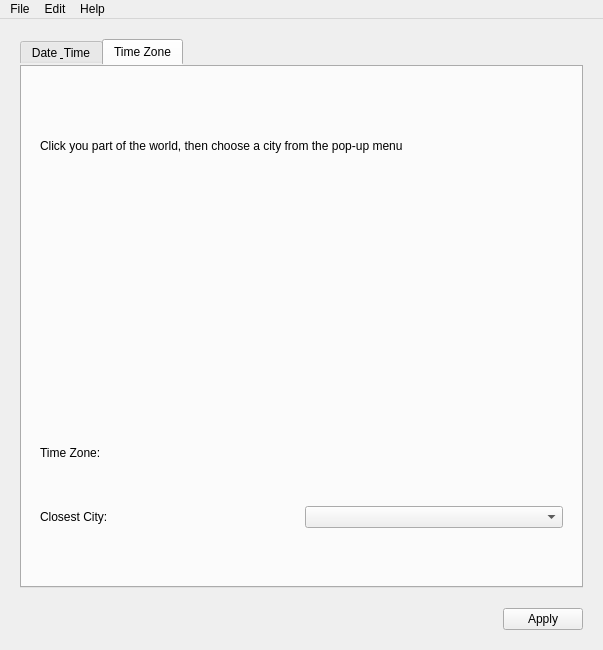
First picture: the form in Under Construction/Date and Time.app/Resources/date_and_time.ui, repository helloSystem/Utilities, before the edit.
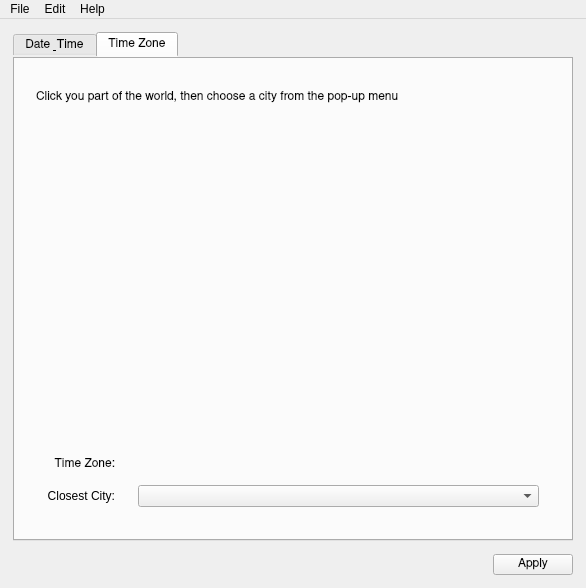
Second picture: the form after the edit. The open tabs and pages were chosen to show the change. Icons and pictures are not drawn. Custom widgets are drawn as their Qt base class.

Commit message: Get System Timezone

```diff
--- a/Under Construction/Date and Time.app/Resources/date_and_time.ui
+++ b/Under Construction/Date and Time.app/Resources/date_and_time.ui
@@ -6,8 +6,8 @@
    <rect>
     <x>0</x>
     <y>0</y>
-    <width>603</width>
-    <height>650</height>
+    <width>586</width>
+    <height>588</height>
    </rect>
   </property>
   <property name="windowTitle">
@@ -23,19 +23,24 @@
      <number>0</number>
     </property>
     <property name="leftMargin">
-     <number>20</number>
+     <number>13</number>
     </property>
     <property name="topMargin">
-     <number>20</number>
+     <number>13</number>
     </property>
     <property name="rightMargin">
-     <number>20</number>
+     <number>13</number>
     </property>
     <property name="bottomMargin">
-     <number>20</number>
+     <number>13</number>
     </property>
     <item>
      <widget class="QTabWidget" name="tabWidget">
+      <property name="font">
+       <font>
+        <family>Nimbus Sans</family>
+       </font>
+      </property>
       <property name="styleSheet">
        <string notr="true">QTabWidget::tab-bar {
         alignment: center;
@@ -324,36 +329,72 @@
        </attribute>
        <layout class="QVBoxLayout" name="verticalLayout_4">
         <property name="leftMargin">
-         <number>20</number>
+         <number>23</number>
         </property>
         <property name="topMargin">
          <number>34</number>
         </property>
         <property name="rightMargin">
-         <number>20</number>
+         <number>23</number>
         </property>
         <property name="bottomMargin">
-         <number>20</number>
+         <number>23</number>
         </property>
         <item>
-         <layout class="QGridLayout" name="gridLayout_3" columnstretch="0,0">
+         <widget class="QLabel" name="label_5">
+          <property name="sizePolicy">
+           <sizepolicy hsizetype="Preferred" vsizetype="Fixed">
+            <horstretch>0</horstretch>
+            <verstretch>0</verstretch>
+           </sizepolicy>
+          </property>
+          <property name="font">
+           <font>
+            <family>Nimbus Sans</family>
+           </font>
+          </property>
+          <property name="text">
+           <string>Click you part of the world, then choose a city from the pop-up menu</string>
+          </property>
+         </widget>
+        </item>
+        <item>
+         <widget class="QWidget" name="widget" native="true">
+          <property name="sizePolicy">
+           <sizepolicy hsizetype="MinimumExpanding" vsizetype="MinimumExpanding">
+            <horstretch>0</horstretch>
+            <verstretch>0</verstretch>
+           </sizepolicy>
+          </property>
+          <property name="minimumSize">
+           <size>
+            <width>400</width>
+            <height>200</height>
+           </size>
+          </property>
+         </widget>
+        </item>
+        <item>
+         <layout class="QGridLayout" name="gridLayout">
+          <property name="leftMargin">
+           <number>11</number>
+          </property>
           <property name="topMargin">
-           <number>0</number>
+           <number>11</number>
           </property>
-          <item row="2" column="0" colspan="2">
-           <spacer name="verticalSpacer_10">
-            <property name="orientation">
-             <enum>Qt::Vertical</enum>
-            </property>
-            <property name="sizeHint" stdset="0">
-             <size>
-              <width>20</width>
-              <height>0</height>
-             </size>
-            </property>
-           </spacer>
-          </item>
-          <item row="5" column="0" alignment="Qt::AlignLeft">
+          <property name="rightMargin">
+           <number>11</number>
+          </property>
+          <property name="bottomMargin">
+           <number>11</number>
+          </property>
+          <property name="horizontalSpacing">
+           <number>23</number>
+          </property>
+          <property name="verticalSpacing">
+           <number>13</number>
+          </property>
+          <item row="0" column="0">
            <widget class="QLabel" name="label_6">
             <property name="sizePolicy">
              <sizepolicy hsizetype="Preferred" vsizetype="Fixed">
@@ -361,93 +402,23 @@
               <verstretch>0</verstretch>
              </sizepolicy>
             </property>
+            <property name="font">
+             <font>
+              <family>Nimbus Sans</family>
+             </font>
+            </property>
             <property name="text">
              <string>Time Zone:</string>
             </property>
-           </widget>
-          </item>
-          <item row="7" column="1">
-           <widget class="QComboBox" name="comboBox_3"/>
-          </item>
-          <item row="6" column="0" colspan="2">
-           <spacer name="verticalSpacer_11">
-            <property name="orientation">
-             <enum>Qt::Vertical</enum>
+            <property name="alignment">
+             <set>Qt::AlignRight|Qt::AlignTrailing|Qt::AlignVCenter</set>
             </property>
-            <property name="sizeHint" stdset="0">
-             <size>
-              <width>20</width>
-              <height>0</height>
-             </size>
-            </property>
-           </spacer>
-          </item>
-          <item row="4" column="0" colspan="2">
-           <spacer name="verticalSpacer_9">
-            <property name="orientation">
-             <enum>Qt::Vertical</enum>
-            </property>
-            <property name="sizeHint" stdset="0">
-             <size>
-              <width>20</width>
-              <height>0</height>
-             </size>
-            </property>
-           </spacer>
-          </item>
-          <item row="0" column="0" colspan="2">
-           <spacer name="verticalSpacer_8">
-            <property name="orientation">
-             <enum>Qt::Vertical</enum>
-            </property>
-            <property name="sizeHint" stdset="0">
-             <size>
-              <width>20</width>
-              <height>0</height>
-             </size>
-            </property>
-           </spacer>
-          </item>
-          <item row="1" column="0" colspan="2">
-           <widget class="QLabel" name="label_5">
-            <property name="sizePolicy">
-             <sizepolicy hsizetype="Preferred" vsizetype="Fixed">
-              <horstretch>0</horstretch>
-              <verstretch>0</verstretch>
-             </sizepolicy>
-            </property>
-            <property name="text">
-             <string>Click you part of the world, then choose a city from the pop-up menu</string>
-            </property>
            </widget>
           </item>
-          <item row="3" column="0" colspan="2">
-           <widget class="QWidget" name="widget" native="true">
-            <property name="minimumSize">
-             <size>
-              <width>400</width>
-              <height>200</height>
-             </size>
-            </property>
-           </widget>
-          </item>
-          <item row="7" column="0" alignment="Qt::AlignLeft">
-           <widget class="QLabel" name="label_8">
+          <item row="0" column="1">
+           <widget class="QLabel" name="tz_time_zone_label">
             <property name="sizePolicy">
-             <sizepolicy hsizetype="Preferred" vsizetype="Fixed">
-              <horstretch>0</horstretch>
-              <verstretch>0</verstretch>
-             </sizepolicy>
-            </property>
-            <property name="text">
-             <string>Closest City:</string>
-            </property>
-           </widget>
-          </item>
-          <item row="5" column="1">
-           <widget class="QLabel" name="label_7">
-            <property name="sizePolicy">
-             <sizepolicy hsizetype="Preferred" vsizetype="Fixed">
+             <sizepolicy hsizetype="MinimumExpanding" vsizetype="Preferred">
               <horstretch>0</horstretch>
               <verstretch>0</verstretch>
              </sizepolicy>
@@ -457,18 +428,25 @@
             </property>
            </widget>
           </item>
-          <item row="8" column="0" colspan="2">
-           <spacer name="verticalSpacer_12">
-            <property name="orientation">
-             <enum>Qt::Vertical</enum>
+          <item row="1" column="0">
+           <widget class="QLabel" name="label">
+            <property name="text">
+             <string>Closest City:</string>
             </property>
-            <property name="sizeHint" stdset="0">
-             <size>
-              <width>20</width>
-              <height>0</height>
-             </size>
+            <property name="alignment">
+             <set>Qt::AlignRight|Qt::AlignTrailing|Qt::AlignVCenter</set>
             </property>
-           </spacer>
+           </widget>
+          </item>
+          <item row="1" column="1">
+           <widget class="QComboBox" name="TimeZoneComboBox">
+            <property name="sizePolicy">
+             <sizepolicy hsizetype="MinimumExpanding" vsizetype="Fixed">
+              <horstretch>0</horstretch>
+              <verstretch>0</verstretch>
+             </sizepolicy>
+            </property>
+           </widget>
           </item>
          </layout>
         </item>
@@ -476,29 +454,16 @@
       </widget>
      </widget>
     </item>
-    <item>
-     <spacer name="verticalSpacer">
-      <property name="orientation">
-       <enum>Qt::Vertical</enum>
-      </property>
-      <property name="sizeType">
-       <enum>QSizePolicy::Fixed</enum>
-      </property>
-      <property name="sizeHint" stdset="0">
-       <size>
-        <width>20</width>
-        <height>20</height>
-       </size>
-      </property>
-     </spacer>
-    </item>
     <item>
      <layout class="QHBoxLayout" name="horizontalLayout">
+      <property name="spacing">
+       <number>13</number>
+      </property>
       <property name="leftMargin">
        <number>0</number>
       </property>
       <property name="topMargin">
-       <number>0</number>
+       <number>13</number>
       </property>
       <property name="rightMargin">
        <number>0</number>
@@ -521,6 +486,11 @@
       </item>
       <item>
        <widget class="QPushButton" name="pushButton">
+        <property name="font">
+         <font>
+          <family>Nimbus Sans</family>
+         </font>
+        </property>
         <property name="text">
          <string>Apply</string>
         </property>
@@ -535,7 +505,7 @@
     <rect>
      <x>0</x>
      <y>0</y>
-     <width>603</width>
+     <width>586</width>
      <height>24</height>
     </rect>
    </property>
```
Left out of the diff: 134 changed lines with no effect on the pictures. The commit also changes 2 other files.
